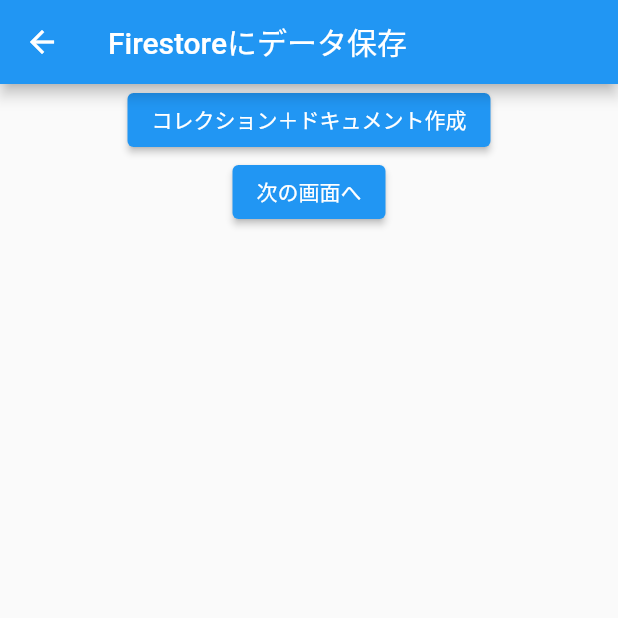
After one commit to sisosyunya/secondfirebase, a Flutter app: the screen it shows after launch, after a tap on "ユーザー登録", after a tap on the "add" icon, on a phone screen of 412 x 824 dp, the top half of it. The commit adds this screen. Run offline on Flutter 3.47's test engine with Material 2 defaults, Android fonts, the light colour scheme and no system bars; our stand-ins replace cloud_firestore, firebase_auth, firebase_core; missing offline and left inert: cloud_firestore_web, firebase_auth_web, firebase_core_web; accounts and stored records are empty; network calls fail.

Commit message:
firestoreにデータ保存

```diff
--- a/lib/main.dart
+++ b/lib/main.dart
@@ -1,7 +1,8 @@
 import 'package:flutter/material.dart';
 import 'package:firebase_core/firebase_core.dart';
-import 'firebase_options.dart';
+import 'firebase/firebase_options.dart';
 import 'package:firebase_auth/firebase_auth.dart';
+import 'Secondpage.dart';
 void main() async {
     WidgetsFlutterBinding.ensureInitialized();
     await Firebase.initializeApp(
@@ -85,11 +86,11 @@
                       );
                       final User user = result.user!;
                       setState(() {
-                        infoText = "ログインしました${user.email}";
+                        infoText = "登録完了しました${user.email}";
                       });
                     }catch(e){
                       setState(() {
-                        infoText = "ログインに失敗しました${e.toString()}";
+                        infoText = "登録できませんでした${e.toString()}";
                       });
                     }
                   },
@@ -104,7 +105,12 @@
         ),
       ),
       floatingActionButton: FloatingActionButton(
-        onPressed: null,
+        onPressed: (){
+          Navigator.push(
+            context,
+            MaterialPageRoute(builder: (context) => SecondPage()),
+          );
+        },
         tooltip: 'Increment',
         child: const Icon(Icons.add),
       ), // This trailing comma makes auto-formatting nicer for build methods.
--- /dev/null
+++ b/lib/secondpage.dart
@@ -0,0 +1,38 @@
+
+import 'package:flutter/material.dart';
+import 'package:second_firebase/main.dart';
+import 'package:cloud_firestore/cloud_firestore.dart';
+import 'package:firebase_core/firebase_core.dart';
+import 'package:flutter/material.dart';
+
+class SecondPage extends StatelessWidget {
+  @override
+  Widget build(BuildContext context) {
+    return Scaffold(
+      appBar: AppBar(
+        title:const Text('Firestoreにデータ保存'),
+      ),
+      body:Center(
+        child:Column(
+          children:<Widget> [
+            ElevatedButton(
+              child: Text('コレクション＋ドキュメント作成'),
+              onPressed: ()async{
+                await FirebaseFirestore.instance.collection('users').doc('id_abc').set({'name':'鈴木','age':40});
+              },
+              ),
+            ElevatedButton(
+              onPressed: (){
+                Navigator.push(
+                  context,
+                  MaterialPageRoute(builder: (context) => MyHomePage()),
+                );
+              },
+              child:const Text('次の画面へ'),
+            ),
+          ],
+        ),
+      ),
+    );
+  }
+}
```
Also changed, not shown: lib/firebase/generated_plugin_registrant.dart (added, +21 -0 lines), lib/firebase/firebase_options.dart (renamed from lib/firebase_options.dart).
